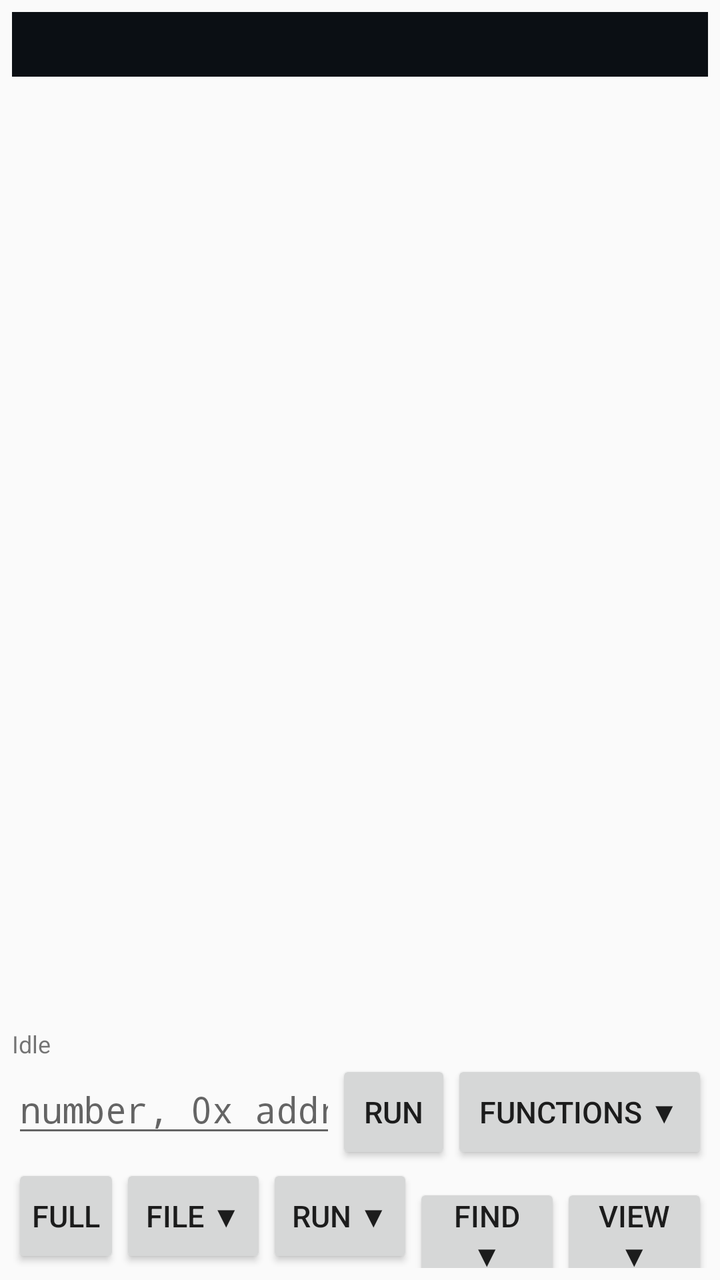
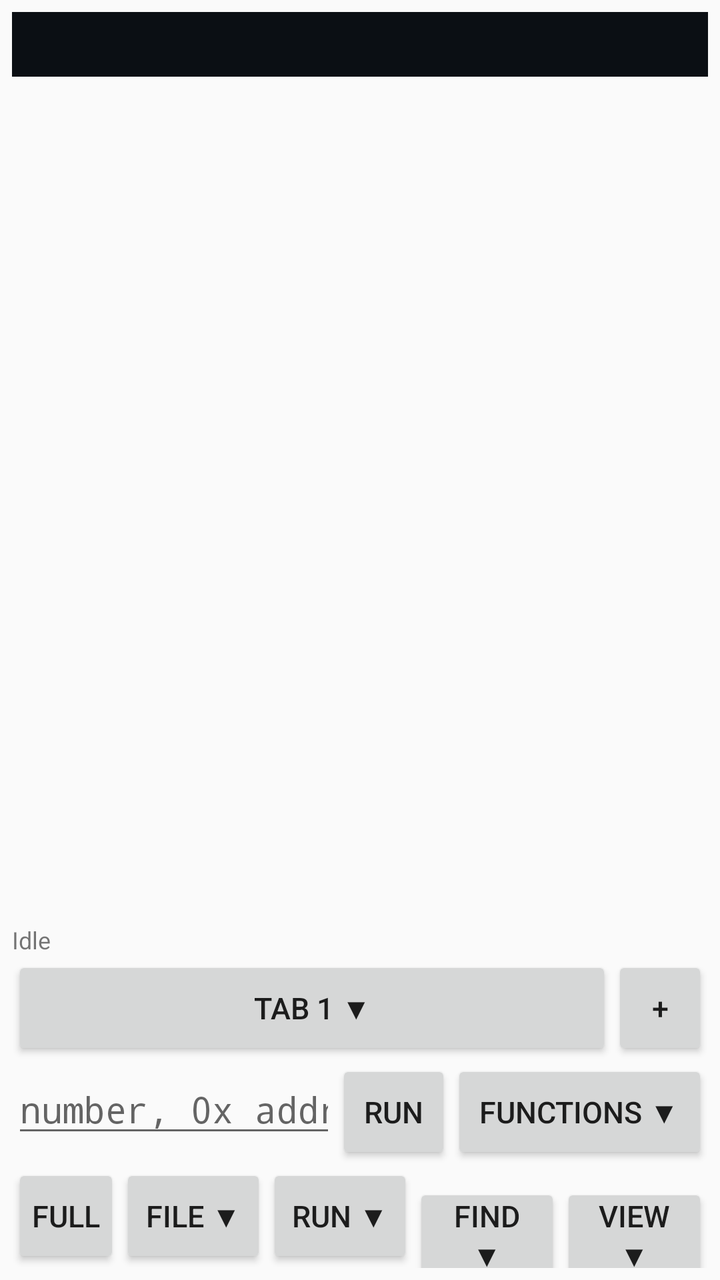

Before-and-after screenshots of an Android layout around one commit, followed by the original layout XML and the change that was made.
<!-- AndroidManifest.xml: application theme android:Theme.Material.Light.NoActionBar -->
<!-- res/layout/activity_main.xml -->
<?xml version="1.0" encoding="utf-8"?>
<LinearLayout xmlns:android="http://schemas.android.com/apk/res/android"
    android:layout_width="match_parent"
    android:layout_height="match_parent"
    android:orientation="vertical"
    android:padding="6dp">

    <ScrollView
        android:id="@+id/scrollView"
        android:layout_width="match_parent"
        android:layout_height="0dp"
        android:layout_weight="1"
        android:fadeScrollbars="false"
        android:scrollbarAlwaysDrawVerticalTrack="true"
        android:scrollbarSize="10dp"
        android:scrollbarStyle="insideOverlay">

        
        <HorizontalScrollView
            android:layout_width="match_parent"
            android:layout_height="wrap_content"
            android:background="#0B0F14"
            android:fadeScrollbars="false"
            android:scrollbarAlwaysDrawHorizontalTrack="true"
            android:scrollbarSize="10dp"
            android:scrollbarStyle="insideOverlay">

            <TextView
                android:id="@+id/outputText"
                android:layout_width="wrap_content"
                android:layout_height="wrap_content"
                android:fontFamily="monospace"
                android:padding="8dp"
                android:textColor="#D4D4D4"
                android:textIsSelectable="true"
                android:textSize="12sp" />
        </HorizontalScrollView>
    </ScrollView>

    <LinearLayout
        android:id="@+id/controlsPanel"
        android:layout_width="match_parent"
        android:layout_height="wrap_content"
        android:orientation="vertical">

    <ProgressBar
        android:id="@+id/progressBar"
        style="?android:attr/progressBarStyleHorizontal"
        android:layout_width="match_parent"
        android:layout_height="wrap_content"
        android:indeterminate="true"
        android:visibility="gone" />

    <TextView
        android:id="@+id/statusText"
        android:layout_width="match_parent"
        android:layout_height="wrap_content"
        android:text="Idle"
        android:textSize="12sp" />

    
    <LinearLayout
        android:layout_width="match_parent"
        android:layout_height="wrap_content"
        android:orientation="horizontal">

        <EditText
            android:id="@+id/cmdInput"
            android:layout_width="0dp"
            android:layout_height="wrap_content"
            android:layout_weight="1"
            android:fontFamily="monospace"
            android:hint="number, 0x address, or find WORD"
            android:imeOptions="actionGo"
            android:inputType="text"
            android:singleLine="true" />

        <Button
            android:id="@+id/runButton"
            style="@style/CompactButton"
            android:layout_width="wrap_content"
            android:layout_height="wrap_content"
            android:paddingLeft="14dp"
            android:paddingRight="14dp"
            android:text="Run" />

        <Button
            android:id="@+id/functionsPickButton"
            style="@style/CompactButton"
            android:layout_width="wrap_content"
            android:layout_height="wrap_content"
            android:paddingLeft="14dp"
            android:paddingRight="14dp"
            android:text="Functions ▼" />
    </LinearLayout>

    
    <LinearLayout
        android:layout_width="match_parent"
        android:layout_height="wrap_content"
        android:orientation="horizontal">

        <Button
            android:id="@+id/fullscreenButton"
            style="@style/CompactButton"
            android:layout_width="wrap_content"
            android:layout_height="wrap_content"
            android:paddingLeft="10dp"
            android:paddingRight="10dp"
            android:text="FULL" />

        <Button
            android:id="@+id/fileMenuButton"
            style="@style/CompactButton"
            android:layout_width="0dp"
            android:layout_height="wrap_content"
            android:layout_weight="1"
            android:text="FILE ▼" />

        <Button
            android:id="@+id/runMenuButton"
            style="@style/CompactButton"
            android:layout_width="0dp"
            android:layout_height="wrap_content"
            android:layout_weight="1"
            android:text="RUN ▼" />

        <Button
            android:id="@+id/findMenuButton"
            style="@style/CompactButton"
            android:layout_width="0dp"
            android:layout_height="wrap_content"
            android:layout_weight="1"
            android:text="FIND ▼" />

        <Button
            android:id="@+id/viewMenuButton"
            style="@style/CompactButton"
            android:layout_width="0dp"
            android:layout_height="wrap_content"
            android:layout_weight="1"
            android:text="VIEW ▼" />
    </LinearLayout>

    </LinearLayout>

</LinearLayout>
<!-- resources referenced by this layout -->
<resources>
  <style name="CompactButton" parent="@android:style/Widget.Material.Button">
          <item name="android:minHeight">52dp</item>
          <item name="android:minWidth">48dp</item>
          <item name="android:textSize">15sp</item>
          <item name="android:paddingTop">6dp</item>
          <item name="android:paddingBottom">6dp</item>
      </style>
</resources>

<!-- the commit's change to res/layout/activity_main.xml (unified diff, before → after) -->
@@ -57,6 +57,30 @@
         android:layout_height="wrap_content"
         android:text="Idle"
         android:textSize="12sp" />
+
+    
+    <LinearLayout
+        android:layout_width="match_parent"
+        android:layout_height="wrap_content"
+        android:orientation="horizontal">
+
+        <Button
+            android:id="@+id/tabMenuButton"
+            style="@style/CompactButton"
+            android:layout_width="0dp"
+            android:layout_height="wrap_content"
+            android:layout_weight="1"
+            android:text="Tab 1 ▼" />
+
+        <Button
+            android:id="@+id/addTabButton"
+            style="@style/CompactButton"
+            android:layout_width="wrap_content"
+            android:layout_height="wrap_content"
+            android:paddingLeft="18dp"
+            android:paddingRight="18dp"
+            android:text="+" />
+    </LinearLayout>
 
     
     <LinearLayout
